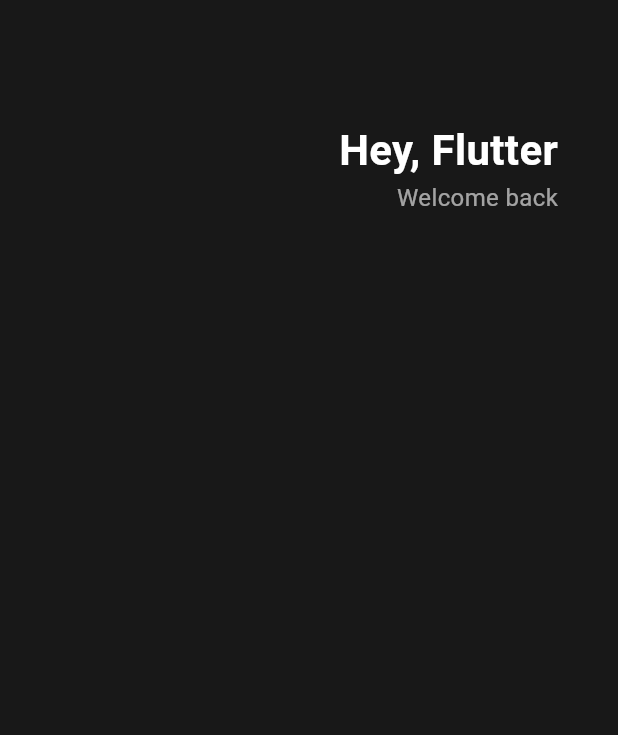
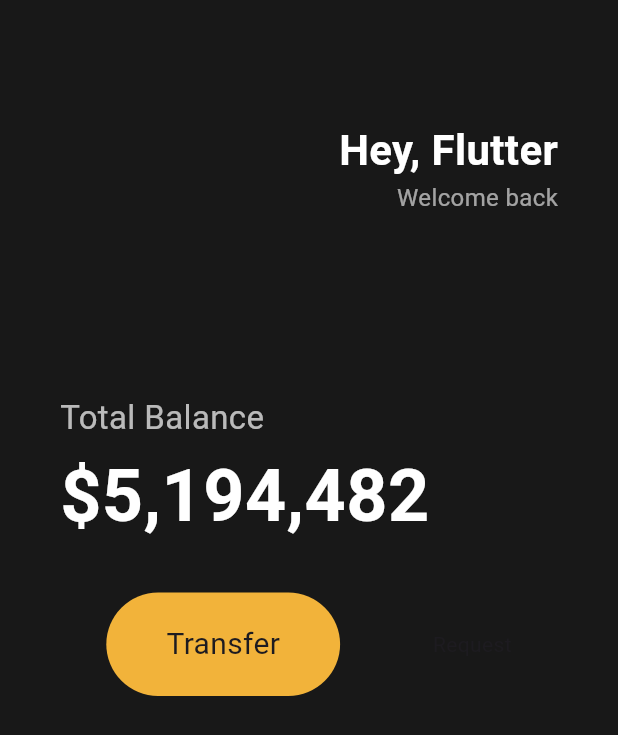
Before and after one commit to rosenrose/flutter-learn, a Flutter app: the screen it shows after launch, on a phone screen of 412 x 824 dp. Shown: the top 735 px of the screen. Run offline on Flutter 3.47's test engine with Material 3 defaults, Android fonts, the phone set to English and light mode, and no system bars.

Commit message:
buttons section

```diff
--- a/lib/main.dart
+++ b/lib/main.dart
@@ -12,19 +12,20 @@ class App extends StatelessWidget {
 
   @override
   Widget build(BuildContext context) {
-    return const MaterialApp(
+    return MaterialApp(
       home: Scaffold(
-        backgroundColor: Color(0xFF181818),
+        backgroundColor: const Color(0xFF181818),
         body: Padding(
-          padding: EdgeInsets.symmetric(
+          padding: const EdgeInsets.symmetric(
             horizontal: 40,
           ),
           child: Column(
+            crossAxisAlignment: CrossAxisAlignment.start,
             children: [
-              SizedBox(
+              const SizedBox(
                 height: 80,
               ),
-              Row(
+              const Row(
                 mainAxisAlignment: MainAxisAlignment.end,
                 children: [
                   Column(
@@ -49,6 +50,58 @@ class App extends StatelessWidget {
                   ),
                 ],
               ),
+              const SizedBox(
+                height: 120,
+              ),
+              const Text(
+                "Total Balance",
+                style: TextStyle(
+                  color: Colors.white70,
+                  fontSize: 22,
+                ),
+              ),
+              const SizedBox(
+                height: 2,
+              ),
+              const Text(
+                "\$5,194,482",
+                style: TextStyle(
+                  color: Colors.white,
+                  fontSize: 48,
+                  fontWeight: FontWeight.w600,
+                ),
+              ),
+              const SizedBox(
+                height: 30,
+              ),
+              Row(
+                mainAxisAlignment: MainAxisAlignment.spaceAround,
+                children: [
+                  Container(
+                    decoration: BoxDecoration(
+                      color: const Color(0xFFF2B33A),
+                      borderRadius: BorderRadius.circular(45),
+                    ),
+                    child: const Padding(
+                      padding: EdgeInsets.symmetric(
+                        vertical: 20,
+                        horizontal: 40,
+                      ),
+                      child: Text(
+                        "Transfer",
+                        style: TextStyle(
+                          fontSize: 20,
+                        ),
+                      ),
+                    ),
+                  ),
+                  Container(
+                    child: const Text(
+                      "Request",
+                    ),
+                  ),
+                ],
+              ),
             ],
           ),
         ),
```
